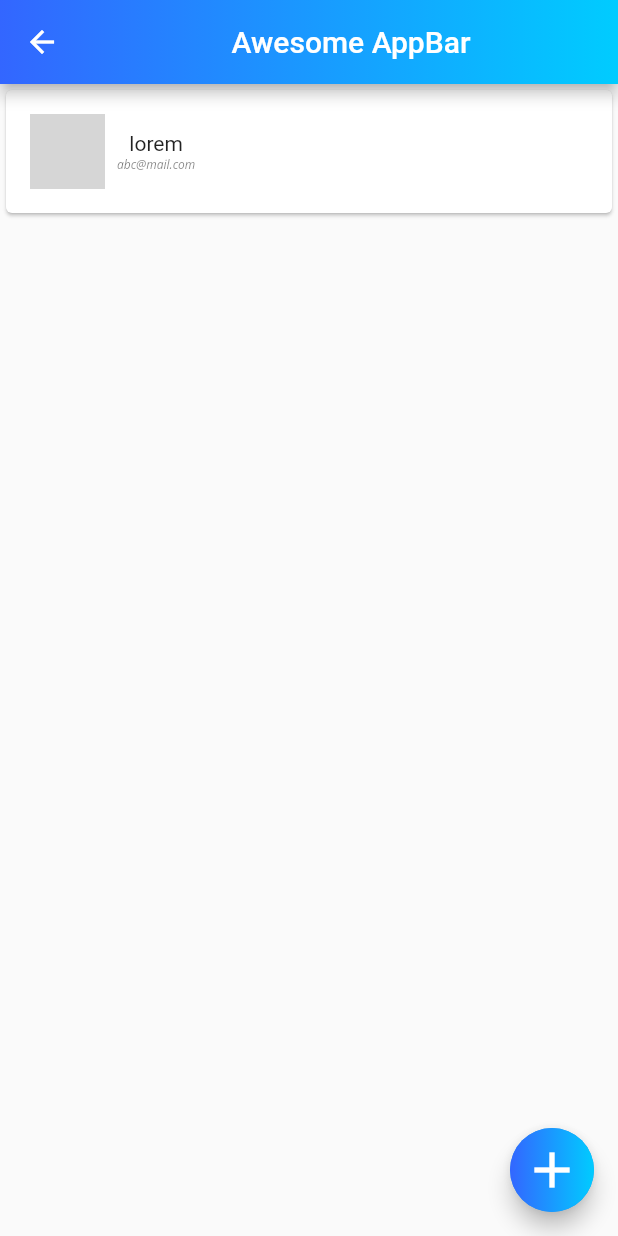
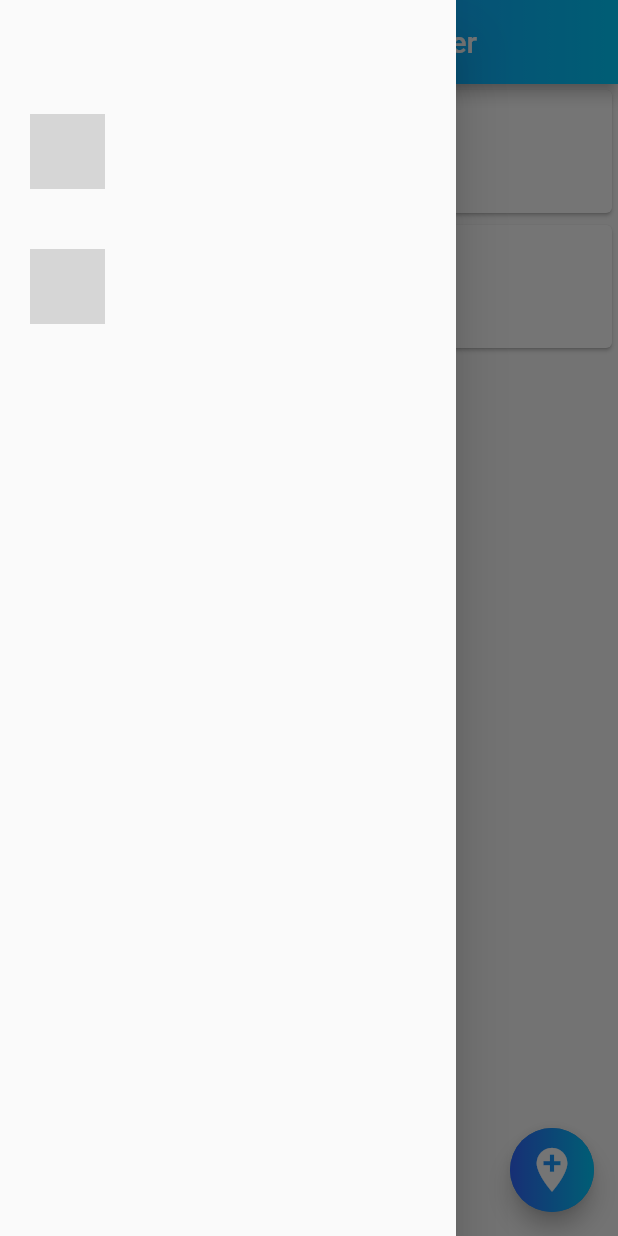
Before and after one commit to root-14/minne, a Flutter app: the login screen opened directly, with the side drawer open (before the commit the screen has no drawer), on a phone screen of 412 x 824 dp. Run offline on Flutter 3.47's test engine with Material 2 defaults, Android fonts, the phone set to English and light mode, and no system bars; our stand-ins replace simple_animations; network calls fail; Roboto replaces fonts that are missing (Open Sans); grey boxes are pictures that could not be loaded.

Commit message:
Update login.dart

```diff
--- a/lib/login.dart
+++ b/lib/login.dart
@@ -10,6 +10,8 @@ class login extends StatefulWidget {
 class _loginState extends State<login> {
   final List<userModel> users = [
     userModel("1", "lorem", "abc@mail.com", "https://picsum.photos/250?image=9",
+        123, 321),
+        userModel("2", "ipsum", "def@mail.com", "https://picsum.photos/250",
         123, 321),
   ];
 
@@ -58,7 +60,7 @@ class _loginState extends State<login> {
             buildUsersCard(context, index),
       ),
       appBar: AppBar(
-        title: Center(child: Text('Awesome AppBar')),
+        title: Center(child: Text('Katıldığım Eventler')),
         flexibleSpace: Container(
           decoration: new BoxDecoration(
             gradient: new LinearGradient(
@@ -79,8 +81,8 @@ class _loginState extends State<login> {
           width: 60,
           height: 60,
           child: Icon(
-            Icons.add,
-            size: 40,
+            Icons.add_location,
+            size: 35,
           ),
           decoration: BoxDecoration(
               shape: BoxShape.circle,
@@ -92,6 +94,7 @@ class _loginState extends State<login> {
               )),
         ),
       ),
+      drawer: Drawer(),
     );
   }
 }
```
